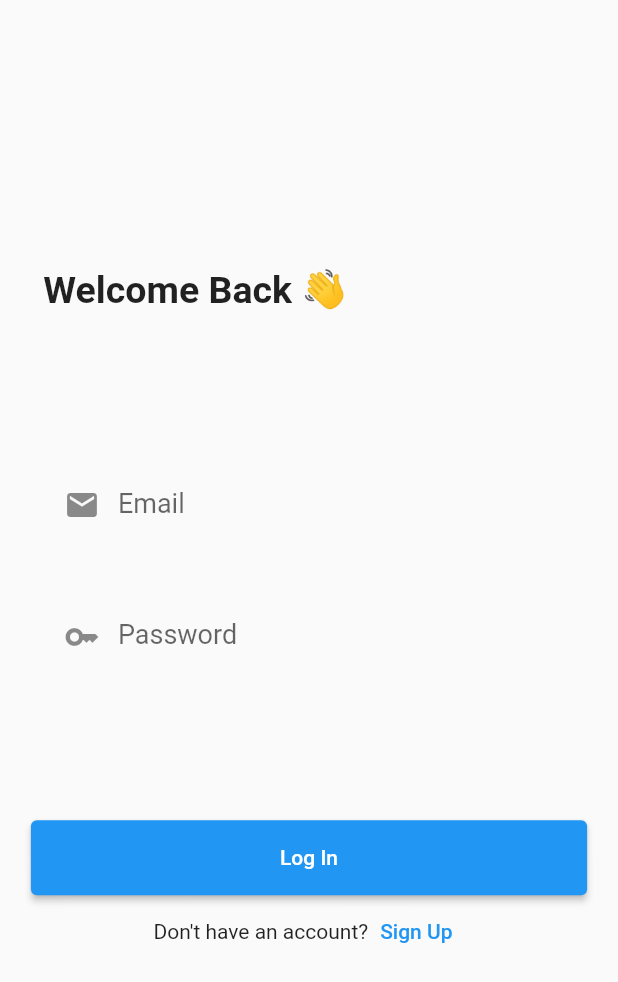
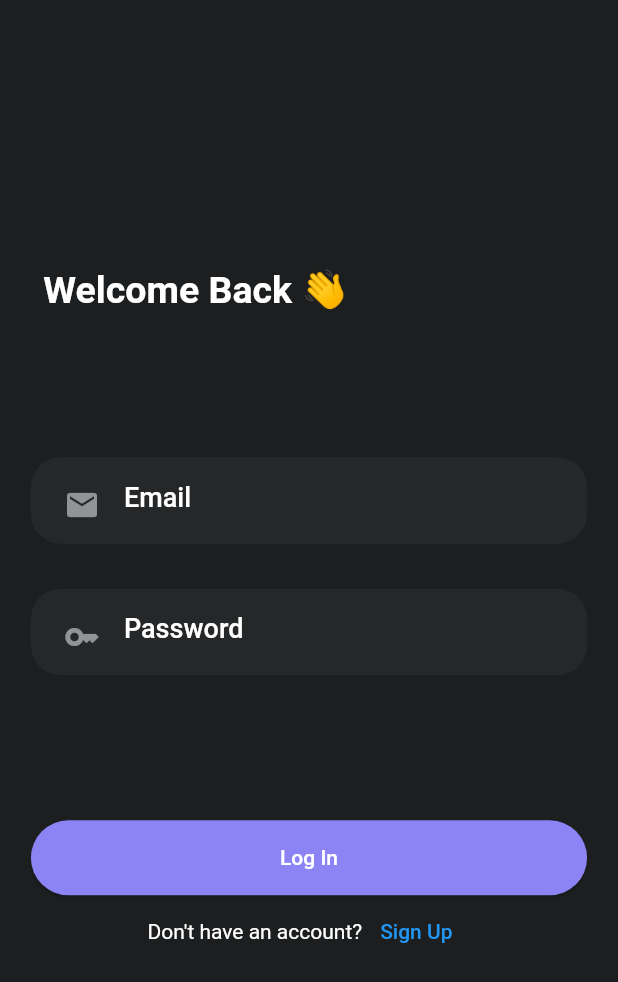
Before and after one commit to YoussefMoRabie/Social_App, a Flutter app: the screen it shows after launch, on a phone screen of 412 x 824 dp. Shown: the top 982 px of the screen. Run offline on Flutter 3.47's test engine with Material 2 defaults, Android fonts, the phone set to English and light mode, and no system bars; our stand-ins replace cloud_firestore, file_picker, firebase_auth, firebase_core, firebase_storage, flutter_riverpod and 3 more; accounts and stored records are empty.

Commit message:
fixing errors

```diff
--- a/lib/features/auth/screens/widgets/custom_submit_button.dart
+++ b/lib/features/auth/screens/widgets/custom_submit_button.dart
@@ -1,5 +1,6 @@
 import 'package:flutter/material.dart';
 import 'package:social_app/theme/pallete.dart';
+import '../../../../theme/pallete.dart';
 
 class CustomSubmitButton extends StatelessWidget {
   const CustomSubmitButton(
@@ -11,7 +12,7 @@ class CustomSubmitButton extends StatelessWidget {
   Widget build(BuildContext context) {
     return ElevatedButton(
       style: ElevatedButton.styleFrom(
-          backgroundColor: Pallete.primary,
+          backgroundColor: Palette.primary,
           minimumSize: const Size(double.infinity, 50)),
       onPressed: onPressed,
       child: Text(
--- a/lib/features/auth/screens/widgets/custom_text_field.dart
+++ b/lib/features/auth/screens/widgets/custom_text_field.dart
@@ -1,6 +1,10 @@
 // import 'package:flutter/material.dart';
 
 // import '../../../../theme/pallete.dart';
+
+import 'package:flutter/material.dart';
+
+import '../../../../theme/pallete.dart';
 
 class CustomTextField extends StatelessWidget {
   const CustomTextField(
@@ -29,7 +33,7 @@ class CustomTextField extends StatelessWidget {
           padding: const EdgeInsets.symmetric(horizontal: 20, vertical: 10),
           height: MediaQuery.of(context).size.height * 0.07,
           decoration: BoxDecoration(
-            color: Pallete.surface,
+            color: Palette.surface,
             borderRadius: BorderRadius.circular(20),
           ),
         ),
@@ -46,10 +50,10 @@ class CustomTextField extends StatelessWidget {
               prefixIcon: icon != null
                   ? Icon(
                       icon,
-                      color: Pallete.white.withOpacity(0.5),
+                      color: Palette.white.withOpacity(0.5),
                     )
                   : null,
-              focusColor: Pallete.white,
+              focusColor: Palette.white,
               hintText: hintText,
               border: InputBorder.none,
             ),
--- a/lib/main.dart
+++ b/lib/main.dart
@@ -19,7 +19,7 @@ class MyApp extends StatelessWidget {
   Widget build(BuildContext context) {
     return MaterialApp(
       title: 'Flutter Demo',
-      theme: Pallete.darkModeAppTheme,
+      theme: Palette.darkModeAppTheme,
       home: const ShowLoginOrSignup(),
     );
   }
```
